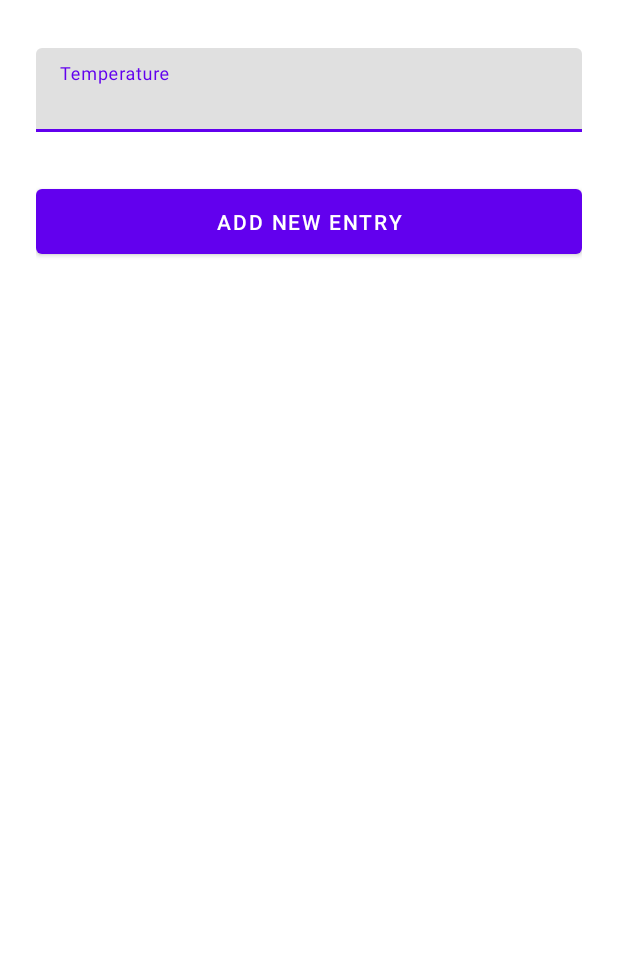
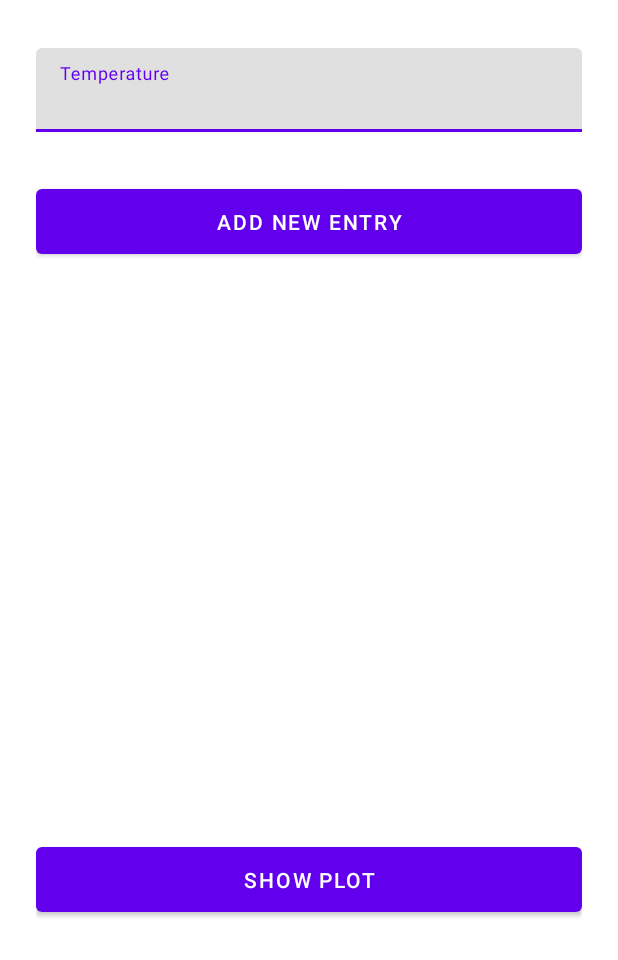
Before and after one commit to r0somak/HealthTracker, an Android app: the TemperatureActivity screen opened directly, with no data from a screen before it, after a tap on "ADD NEW ENTRY", on a phone screen of 412 x 824 dp, the part 276-1236 px from its top. Run offline under Robolectric (Android 15) with nearby library versions, the phone set to English and light mode, and no system bars; our stand-ins replace Firebase (no records; nobody signed in at launch, a user with empty details on screens opened directly).

Commit message:
Usprawnienie wyświetlania listy temperatur

```diff
--- a/app/src/main/java/com/example/healthtracker/TemperatureActivity.java
+++ b/app/src/main/java/com/example/healthtracker/TemperatureActivity.java
@@ -8,6 +8,7 @@ import androidx.recyclerview.widget.RecyclerView;
 
 import android.os.Bundle;
 import android.util.Log;
+import android.util.Pair;
 import android.view.View;
 import android.widget.EditText;
 import android.widget.Toast;
@@ -31,6 +32,7 @@ import java.util.Calendar;
 import java.util.Collection;
 import java.util.Date;
 import java.util.Iterator;
+import java.util.List;
 import java.util.Locale;
 import java.util.TimeZone;
 
@@ -102,9 +104,10 @@ public class TemperatureActivity extends AppCompatActivity  implements RecyclerV
         q.addValueEventListener(new ValueEventListener() {
             @Override
             public void onDataChange(@NonNull DataSnapshot snapshot) {
-                ArrayList<String> data = new ArrayList<>();
+                List<Pair<String, String>> data = new ArrayList<>();
                 for (DataSnapshot postSnapshot: snapshot.getChildren()) {
-                    data.add(postSnapshot.getKey() + ": "+ postSnapshot.getValue());
+                    Pair<String, String> pair = new Pair<String, String>(postSnapshot.getKey(), postSnapshot.getValue().toString());
+                    data.add(pair);
                 }
 
                 adapter = new RecyclerViewAdapter(getBaseContext(), data);
@@ -126,14 +129,16 @@ public class TemperatureActivity extends AppCompatActivity  implements RecyclerV
 
     public static String toISO8601UTC(Date date) {
         TimeZone tz = TimeZone.getDefault();
-        DateFormat df = new SimpleDateFormat("yyyy-MM-dd'T'HH:mm:ss'Z'");
+//        DateFormat df = new SimpleDateFormat("yyyy-MM-dd'T'HH:mm:ss'Z'");
+        DateFormat df = new SimpleDateFormat("dd-MM-yyyy', 'HH:mm:ss");
         df.setTimeZone(tz);
         return df.format(date);
     }
 
     public static Date fromISO8601UTC(String dateStr) {
         TimeZone tz = TimeZone.getDefault();
-        DateFormat df = new SimpleDateFormat("yyyy-MM-dd'T'HH:mm:ss'Z'");
+//        DateFormat df = new SimpleDateFormat("yyyy-MM-dd'T'HH:mm:ss'Z'");
+        DateFormat df = new SimpleDateFormat("dd-MM-yyyy', 'HH:mm:ss");
         df.setTimeZone(tz);
 
         try {
--- a/app/src/main/res/layout/activity_temperature.xml
+++ b/app/src/main/res/layout/activity_temperature.xml
@@ -25,11 +25,13 @@
             android:layout_height="wrap_content"
             android:layout_marginTop="8dp"
             android:layout_marginBottom="8dp">
-            <EditText android:id="@+id/input_temp"
+
+            <EditText
+                android:id="@+id/input_temp"
                 android:layout_width="match_parent"
                 android:layout_height="wrap_content"
-                android:inputType="text"
-                android:hint="Temperature" />
+                android:hint="Temperature"
+                android:inputType="numberDecimal" />
         </com.google.android.material.textfield.TextInputLayout>
 
         <com.google.android.material.button.MaterialButton
@@ -46,6 +48,15 @@
             android:layout_height="335dp"
             android:id="@+id/temp_list"/>
 
+        <com.google.android.material.button.MaterialButton
+            android:id="@+id/btn_show_plot"
+            android:layout_width="fill_parent"
+            android:layout_height="wrap_content"
+            android:layout_marginTop="24dp"
+            android:layout_marginBottom="24dp"
+            android:padding="12dp"
+            android:text="Show plot"/>
+
     </LinearLayout>
 
 </androidx.core.widget.NestedScrollView>
```
Also changed, not shown: app/src/main/java/com/example/healthtracker/RecyclerViewAdapter.java (+22 -6 lines), app/src/main/res/layout/recyclerview_temp_items.xml (+9 -3 lines).
